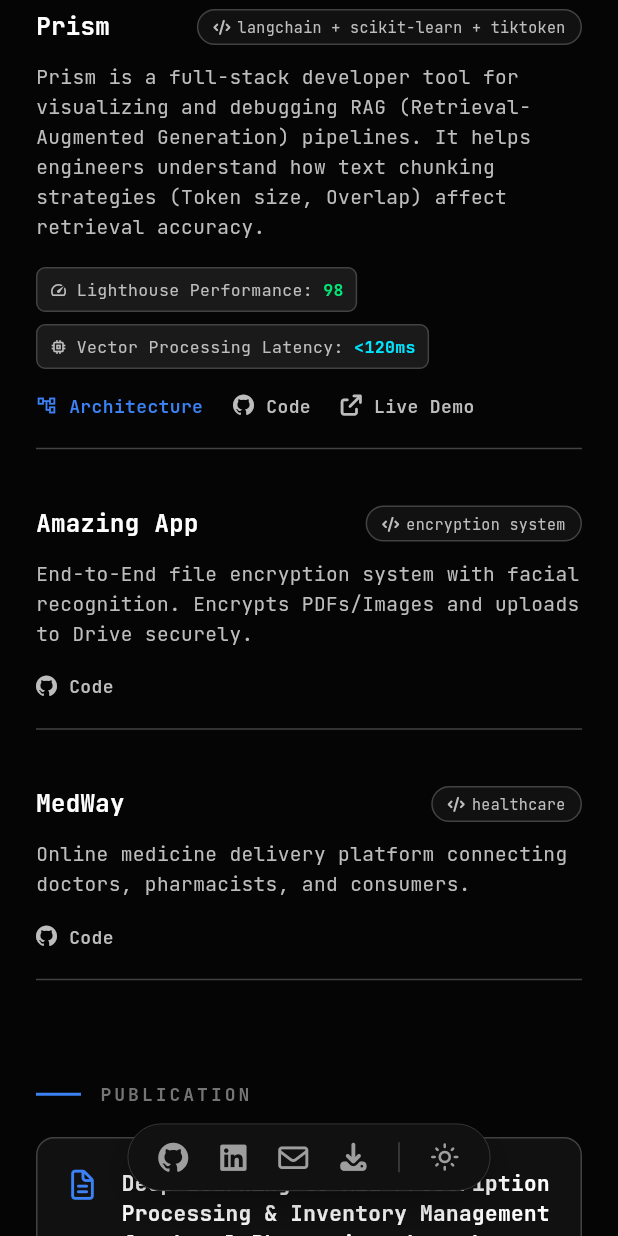
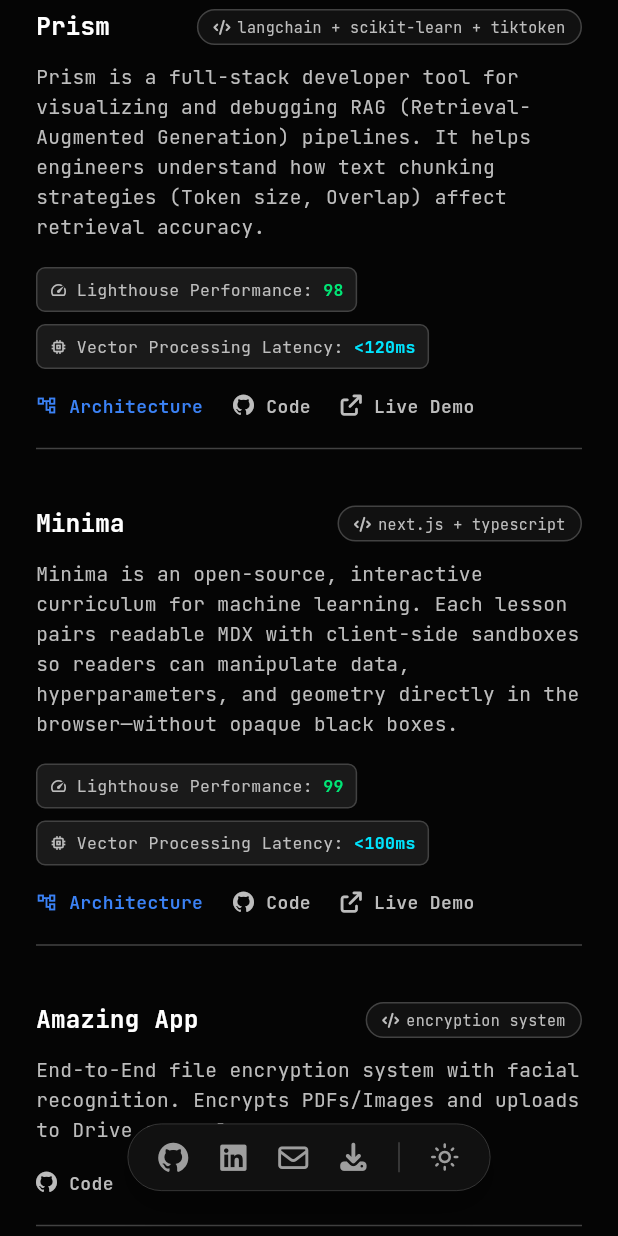
Before and after one commit to hasibullah1811/hasibullah.dev, a Flutter app: the screen it shows after launch, scrolled down 2880 dp, on a phone screen of 412 x 824 dp. Run offline on Flutter 3.47's test engine with Material 3 defaults, Android fonts, the light colour scheme and no system bars; our stand-ins replace flutter_svg, font_awesome_flutter, google_fonts; missing offline and left inert: dart:html; project files that could hold a hidden picture were left out.

Commit message:
added the minima project and system arch

```diff
--- a/lib/main.dart
+++ b/lib/main.dart
@@ -216,6 +216,34 @@ class PortfolioHome extends StatelessWidget {
                         icon: Icons.memory,
                         label: "Vector Processing Latency",
                         value: "<120ms",
+                        valueHighlight: Colors.cyanAccent[400],
+                      ),
+                    ],
+                  ),
+                  SizedBox(height: 30),
+
+                  ProjectItem(
+                    title: "Minima",
+                    badge: "Next.js + Typescript",
+                    description:
+                        "Minima is an open-source, interactive curriculum for machine learning. Each lesson pairs readable MDX with client-side sandboxes so readers can manipulate data, hyperparameters, and geometry directly in the browser—without opaque black boxes.",
+                    repoUrl: 'https://github.com/hasibullah1811/minima',
+                    liveUrl: 'https://tryminima.com',
+                    archImagePath: "assets/minima-diagram.png",
+                    archDescription:
+                        "The Architecture Breakdown 1. Core Framework: Next.js 15 (App Router). It uses Server Components to fetch and render your MDX theory for instant SEO and Client Components to handle the high-frequency state updates in your math sandboxes. 2. Content System: A decoupled MDX workflow. This allows you to write simple Markdown for your lessons while 'injecting' complex React components like your KNN and K-Means canvases directly into the narrative. 3. Visualization Engine: A 'Pure SVG' Pipeline. To maintain your minimalist aesthetic, the app skips heavy charting libraries in favor of native <svg> elements driven by React state, with d3-delaunay serving as a headless math engine for complex geometry. 4. Infrastructure: A serverless deployment on Vercel with Porkbun handling the DNS. This setup ensures that your visualizations are served from the edge, minimizing latency for users worldwide.",
+                    metrics: [
+                      ProjectMetric(
+                        icon: Icons.speed,
+                        label: "Lighthouse Performance",
+                        value: "99",
+                        valueHighlight:
+                            Colors.greenAccent[400], // Makes it glow green
+                      ),
+                      ProjectMetric(
+                        icon: Icons.memory,
+                        label: "Vector Processing Latency",
+                        value: "<100ms",
                         valueHighlight: Colors.cyanAccent[400],
                       ),
                     ],
```
Also changed, not shown: assets/minima-diagram.png (added).
